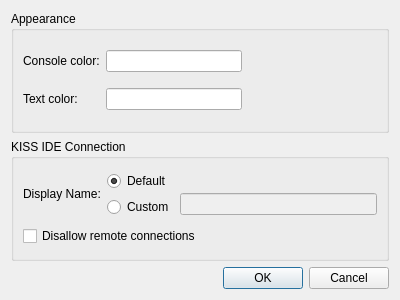
Before: the Qt Designer form ui/SettingsDialog.ui in kipr/computer, drawn with Qt 5.
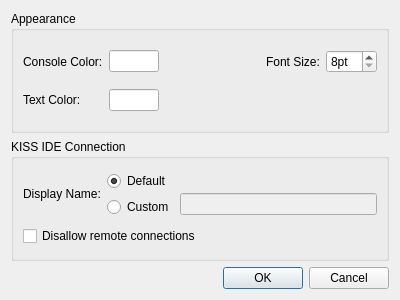
After: the same form once the commit is applied. Custom widgets are drawn as their Qt base class.

Commit message: Added setting for font size

Diff of the .ui file:
```diff
--- a/ui/SettingsDialog.ui
+++ b/ui/SettingsDialog.ui
@@ -105,15 +105,34 @@
       <string>Appearance</string>
      </property>
      <layout class="QGridLayout" name="gridLayout_2">
+      <item row="0" column="3">
+       <widget class="QLabel" name="fontSizeLabel">
+        <property name="text">
+         <string>Font Size:</string>
+        </property>
+       </widget>
+      </item>
       <item row="0" column="1">
        <widget class="QColorBox" name="consoleColorBox">
+        <property name="maximumSize">
+         <size>
+          <width>50</width>
+          <height>16777215</height>
+         </size>
+        </property>
         <property name="toolTip">
          <string>(double click to change)</string>
         </property>
        </widget>
       </item>
-      <item row="1" column="1">
+      <item row="2" column="1">
        <widget class="QColorBox" name="textColorBox">
+        <property name="maximumSize">
+         <size>
+          <width>50</width>
+          <height>16777215</height>
+         </size>
+        </property>
         <property name="toolTip">
          <string>(double click to change)</string>
         </property>
@@ -122,14 +141,14 @@
       <item row="0" column="0">
        <widget class="QLabel" name="consoleColorLabel">
         <property name="text">
-         <string>Console color:</string>
+         <string>Console Color:</string>
         </property>
        </widget>
       </item>
-      <item row="1" column="0">
+      <item row="2" column="0">
        <widget class="QLabel" name="textColorLabel">
         <property name="text">
-         <string>Text color:</string>
+         <string>Text Color:</string>
         </property>
        </widget>
       </item>
@@ -146,7 +165,7 @@
         </property>
        </spacer>
       </item>
-      <item row="1" column="2">
+      <item row="2" column="2">
        <spacer name="horizontalSpacer_2">
         <property name="orientation">
          <enum>Qt::Horizontal</enum>
@@ -159,6 +178,19 @@
         </property>
        </spacer>
       </item>
+      <item row="0" column="4">
+       <widget class="QSpinBox" name="fontSizeBox">
+        <property name="suffix">
+         <string>pt</string>
+        </property>
+        <property name="minimum">
+         <number>8</number>
+        </property>
+        <property name="maximum">
+         <number>36</number>
+        </property>
+       </widget>
+      </item>
      </layout>
     </widget>
    </item>
```
The commit also changes 3 other files.
